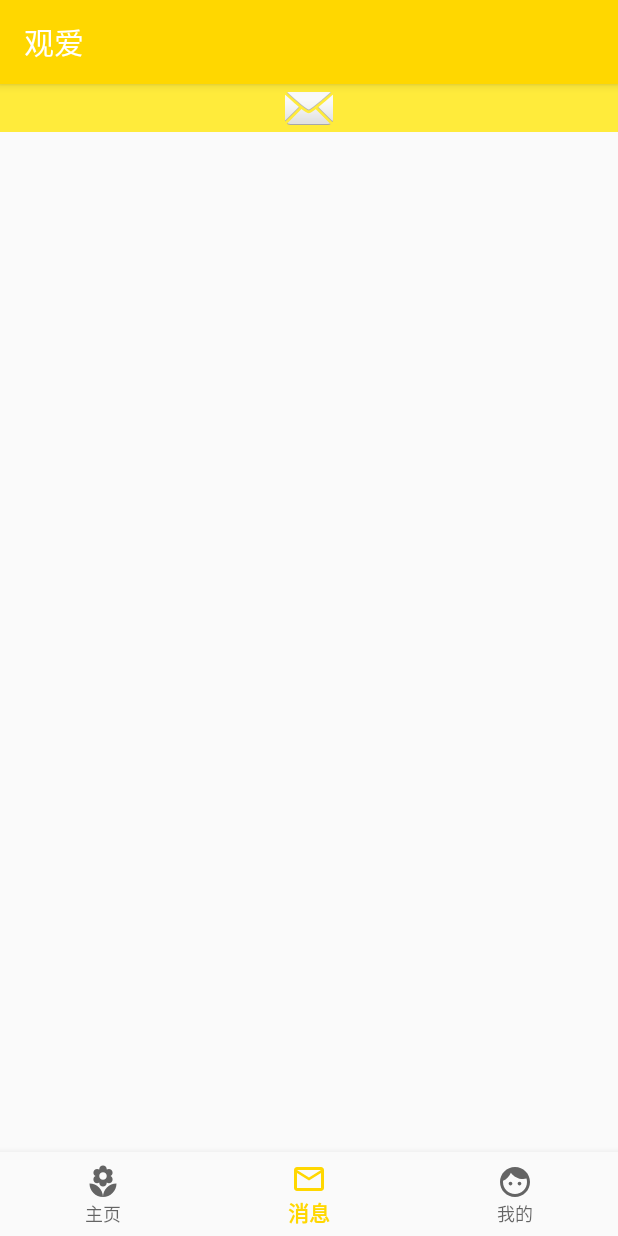
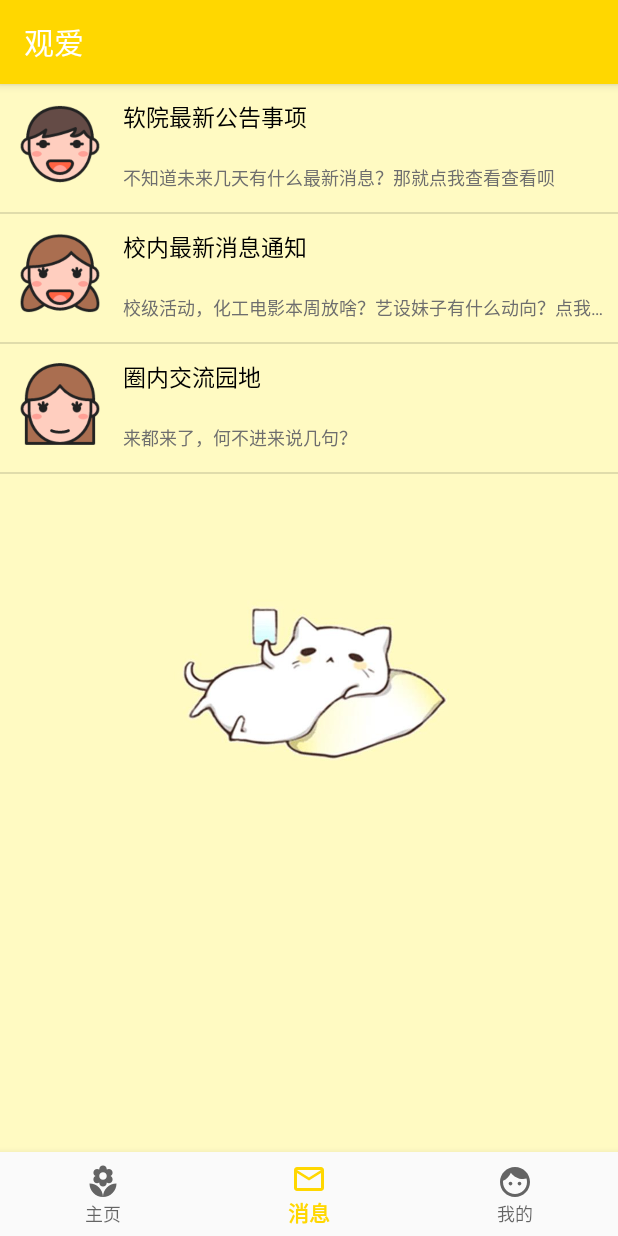
Before and after one commit to miasanm/LoveAndPeace, an Android app: the MainActivity screen opened directly, with no data from a screen before it, item 2 of the bottom bar chosen, on a phone screen of 412 x 824 dp. Run offline under Robolectric (Android 15) with nearby library versions, the phone set to English and light mode, and no system bars.

Commit message:
基本注册登录+fragment+消息列表

```diff
--- a/app/build.gradle
+++ b/app/build.gradle
@@ -26,6 +26,7 @@ dependencies {
     implementation 'com.android.support:support-annotations:28.0.0'
     implementation 'android.arch.lifecycle:extensions:1.1.1'
     implementation 'com.android.support:support-v4:28.0.0'
+    implementation 'com.android.support:recyclerview-v7:28.0.0'
     implementation 'com.google.android.gms:play-services-plus:16.0.0'
     testImplementation 'junit:junit:4.12'
     androidTestImplementation 'com.android.support.test:runner:1.0.2'
--- a/app/src/main/java/com/example/myapplication/Fragment/OneFragment.java
+++ b/app/src/main/java/com/example/myapplication/Fragment/OneFragment.java
@@ -1,6 +1,7 @@
 package com.example.myapplication.Fragment;
 
 import android.content.Context;
+import android.content.Intent;
 import android.net.Uri;
 import android.os.Bundle;
 import android.support.v4.app.Fragment;
@@ -8,10 +9,12 @@ import android.view.LayoutInflater;
 import android.view.View;
 import android.view.ViewGroup;
 import android.widget.Button;
+import android.widget.ImageView;
 import android.widget.TextView;
 import android.widget.Toast;
 
 import com.example.myapplication.R;
+import com.example.myapplication.ui.login.LoginActivity;
 
 
 public class OneFragment extends Fragment {
@@ -25,4 +28,21 @@ public class OneFragment extends Fragment {
     }
 
 
+    @Override
+    public void onActivityCreated(Bundle savedInstanceState) {
+        // TODO Auto-generated method stub
+        super.onActivityCreated(savedInstanceState);
+        ImageView imageView = (ImageView)getActivity().findViewById(R.id.image1);
+        imageView.setOnClickListener(new View.OnClickListener() {
+            @Override
+            public void onClick(View arg0) {
+                // TODO Auto-generated method stub
+                Toast.makeText(getActivity(), "success", Toast.LENGTH_LONG).show();
+                Intent intent = new Intent(getActivity(), LoginActivity.class);
+                startActivity(intent);
+            }
+        });
+    }
+
+
 }
--- a/app/src/main/java/com/example/myapplication/Fragment/TwoFragment.java
+++ b/app/src/main/java/com/example/myapplication/Fragment/TwoFragment.java
@@ -8,40 +8,75 @@ import android.support.v4.app.Fragment;
 import android.view.LayoutInflater;
 import android.view.View;
 import android.view.ViewGroup;
-import android.widget.Button;
-import android.widget.ImageView;
-import android.widget.Toast;
+import android.widget.AdapterView;
+import android.widget.ListView;
+import android.widget.SimpleAdapter;
 
 import com.example.myapplication.R;
-import com.example.myapplication.data.LoginDataSource;
-import com.example.myapplication.ui.login.LoginActivity;
+
+import java.util.ArrayList;
+import java.util.HashMap;
+import java.util.LinkedList;
+import java.util.List;
+import java.util.Map;
 
 
 public class TwoFragment extends Fragment {
 
+    private ListView lv;
+    private SimpleAdapter adapter;
+    private List<Map<String, Object>> list;
     @Override
     public View onCreateView(LayoutInflater inflater, ViewGroup container,
                              Bundle savedInstanceState) {
+        View view = inflater.inflate(R.layout.fragment_two, container, false);
+        lv = (ListView) view.findViewById(R.id.list_view);	//实例化
+        return view;
         // Inflate the layout for this fragment
-        return inflater.inflate(R.layout.fragment_two, container,false);
+        //return inflater.inflate(R.layout.fragment_two, container,false);
     }
 
     @Override
     public void onActivityCreated(Bundle savedInstanceState) {
-        // TODO Auto-generated method stub
         super.onActivityCreated(savedInstanceState);
-        ImageView imageView = (ImageView)getActivity().findViewById(R.id.image2);
-        imageView.setOnClickListener(new View.OnClickListener() {
-            @Override
-            public void onClick(View arg0) {
-                // TODO Auto-generated method stub
-                Toast.makeText(getActivity(), "success", Toast.LENGTH_LONG).show();
-                Intent intent = new Intent(getActivity(), LoginActivity.class);
-                startActivity(intent);
-            }
-        });
+        adapter = new SimpleAdapter(getActivity(), getData(), R.layout.listview,
+                new String[]{"img", "title", "body"},
+                new int[]{R.id.itemimg, R.id.itemtitle, R.id.itembody});      //配置适配器，并获取对应Item中的ID
+        lv.setAdapter(adapter);
+    }
+    //数据的获取@！
+    private List<? extends Map<String, ?>> getData() {
+        List<Map<String, Object>> list = new ArrayList<Map<String, Object>>();
+
+//将需要的值传入map中
+        Map<String, Object> map = new HashMap<String, Object>();
+        map.put("title", "软院最新公告事项");
+        map.put("body", "不知道未来几天有什么最新消息？那就点我查看查看呗");
+        map.put("img", R.drawable.boy);
+        list.add(map);
+
+        map = new HashMap<String, Object>();
+        map.put("title", "校内最新消息通知");
+        map.put("body", "校级活动，化工电影本周放啥？艺设妹子有什么动向？点我查看");
+        map.put("img", R.drawable.girl);
+        list.add(map);
+
+        map = new HashMap<String, Object>();
+        map.put("title", "圈内交流园地");
+        map.put("body", "来都来了，何不进来说几句？");
+        map.put("img", R.drawable.woman);
+        list.add(map);
+
+        return list;
+    }
+
+    @Override
+    public void onCreate(Bundle savedInstanceState){
+        super.onCreate(savedInstanceState);
+
     }
 
 
 
+
 }
--- a/app/src/main/java/com/example/myapplication/MainActivity.java
+++ b/app/src/main/java/com/example/myapplication/MainActivity.java
@@ -1,5 +1,6 @@
 package com.example.myapplication;
 
+import android.content.Intent;
 import android.os.Bundle;
 import android.support.design.widget.BottomNavigationView;
 
@@ -18,6 +19,7 @@ public class MainActivity extends AppCompatActivity {
 
     private BottomNavigationView.OnNavigationItemSelectedListener mOnNavigationItemSelectedListener
             = new BottomNavigationView.OnNavigationItemSelectedListener() {
+
 
      @Override
      public boolean onNavigationItemSelected(@NonNull MenuItem item) {
@@ -57,12 +59,10 @@ public class MainActivity extends AppCompatActivity {
 
     private FragmentTransaction transaction;
     private FragmentManager fragmentManager;
-
     // 设置默认进来是tab 显示的页面
     private void setDefaultFragment(){
         fragmentManager = getSupportFragmentManager();
         transaction = fragmentManager.beginTransaction();
-        transaction.replace(R.id.content,new OneFragment());
         transaction.commit();
     }
 
--- a/app/src/main/res/layout/activity_regist.xml
+++ b/app/src/main/res/layout/activity_regist.xml
@@ -4,14 +4,15 @@
     xmlns:tools="http://schemas.android.com/tools"
     android:layout_width="match_parent"
     android:layout_height="match_parent"
+    android:background="@drawable/regist"
     tools:context=".RegistActivity">
 
     <EditText
-        android:id="@+id/password"
+        android:id="@+id/password2"
         android:layout_width="0dp"
         android:layout_height="wrap_content"
         android:layout_marginStart="24dp"
-        android:layout_marginTop="48dp"
+        android:layout_marginTop="40dp"
         android:layout_marginEnd="24dp"
         android:autofillHints="@string/prompt_password"
         android:ems="10"
@@ -23,6 +24,24 @@
         app:layout_constraintHorizontal_bias="0.0"
         app:layout_constraintStart_toStartOf="parent"
         app:layout_constraintTop_toBottomOf="@+id/email" />
+
+    <EditText
+        android:id="@+id/password1"
+        android:layout_width="0dp"
+        android:layout_height="wrap_content"
+        android:layout_marginStart="24dp"
+        android:layout_marginTop="40dp"
+        android:layout_marginEnd="24dp"
+        android:autofillHints="@string/password_again"
+        android:ems="10"
+        android:hint="@string/password_again"
+        android:imeOptions="actionDone"
+        android:inputType="textPassword"
+        android:selectAllOnFocus="true"
+        app:layout_constraintEnd_toEndOf="parent"
+        app:layout_constraintHorizontal_bias="0.0"
+        app:layout_constraintStart_toStartOf="parent"
+        app:layout_constraintTop_toBottomOf="@+id/password2" />
 
     <EditText
         android:id="@+id/email"
@@ -47,12 +66,14 @@
         android:layout_width="wrap_content"
         android:layout_height="wrap_content"
         android:layout_marginStart="8dp"
-        android:layout_marginTop="76dp"
+        android:layout_marginTop="84dp"
         android:layout_marginEnd="8dp"
         android:enabled="true"
-        android:text="确认注册"
+        android:background="@color/colorAccent"
+        android:text="@string/regist"
         app:layout_constraintEnd_toEndOf="parent"
+        app:layout_constraintHorizontal_bias="0.498"
         app:layout_constraintStart_toStartOf="parent"
-        app:layout_constraintTop_toBottomOf="@+id/password" />
+        app:layout_constraintTop_toBottomOf="@+id/password1" />
 
 </android.support.constraint.ConstraintLayout>
--- a/app/src/main/res/layout/fragment_two.xml
+++ b/app/src/main/res/layout/fragment_two.xml
@@ -3,6 +3,7 @@
     xmlns:app="http://schemas.android.com/apk/res-auto"
     xmlns:tools="http://schemas.android.com/tools"
     android:id="@+id/fragment2"
+    android:background="@drawable/message"
     android:layout_width="match_parent"
     android:layout_height="match_parent"
     tools:context=".Fragment.OneFragment">
@@ -21,25 +22,18 @@
             android:layout_height="match_parent"
             android:orientation="vertical">
 
-            <ImageView
-                android:contentDescription="@string/app_name"
-                android:id="@+id/image2"
-                android:layout_width="match_parent"
-                android:layout_height="wrap_content"
-                android:background="#FFEB3B"
-                android:src="@android:drawable/ic_dialog_email" />
-
-            <android.support.v7.widget.RecyclerView
+            <ListView
+                android:id="@+id/list_view"
                 android:layout_width="match_parent"
                 android:layout_height="match_parent" />
-
+            <TextView
+                android:id="@+id/text_view"
+                android:layout_width="wrap_content"
+                android:layout_height="wrap_content"
+                android:layout_marginTop="20dp"
+                android:layout_marginLeft="10dp"
+                android:textSize="18sp"/>
         </LinearLayout>
-
-        <android.support.v4.view.ViewPager
-            android:id="@+id/viewpager_launch"
-            android:layout_width="match_parent"
-            android:layout_height="match_parent">
-        </android.support.v4.view.ViewPager>
 
         <android.support.design.widget.BottomNavigationView
             android:id="@+id/navigation_launch"
--- /dev/null
+++ b/app/src/main/res/layout/listview.xml
@@ -0,0 +1,57 @@
+<?xml version="1.0" encoding="utf-8"?>
+
+<LinearLayout xmlns:android="http://schemas.android.com/apk/res/android"
+    android:orientation="vertical"
+    android:layout_width="match_parent"
+    android:layout_height="match_parent">
+
+    <LinearLayout
+        android:layout_width="fill_parent"
+        android:layout_height="85dp"
+        android:orientation="horizontal">
+
+        <ImageView
+            android:id="@+id/itemimg"
+            android:layout_width="60dp"
+            android:layout_height="60dp"
+            android:layout_margin="10dp" />
+
+        <LinearLayout
+            android:layout_width="0dp"
+            android:layout_height="wrap_content"
+            android:layout_weight="1"
+            android:orientation="vertical">
+
+            <LinearLayout
+                android:layout_width="wrap_content"
+                android:layout_height="wrap_content"
+                android:layout_marginTop="10dp">
+
+                <TextView
+                    android:id="@+id/itemtitle"
+                    android:layout_width="wrap_content"
+                    android:layout_height="wrap_content"
+                    android:layout_marginLeft="2dp"
+                    android:text="新鲜事"
+                    android:textColor="#000000"
+                    android:textSize="15dp" />
+            </LinearLayout>
+
+            <LinearLayout
+                android:layout_width="fill_parent"
+                android:layout_height="wrap_content">
+
+                <TextView
+                    android:id="@+id/itembody"
+                    android:layout_width="wrap_content"
+                    android:layout_height="wrap_content"
+                    android:layout_marginLeft="2dp"
+                    android:layout_marginTop="20dp"
+                    android:singleLine="true"
+                    android:text="《叶问3》云大强势上映"
+                    android:textColor="#6e6e6e"
+                    android:textSize="12dp" />
+            </LinearLayout>
+        </LinearLayout>
+    </LinearLayout>
+</LinearLayout>
--- a/app/src/main/res/values/colors.xml
+++ b/app/src/main/res/values/colors.xml
@@ -2,5 +2,6 @@
 <resources>
     <color name="colorPrimary">#FFD700</color>
     <color name="colorPrimaryDark">#00574B</color>
-    <color name="colorAccent">#D81B60</color>
+    <color name="colorAccent">#afb4db</color>
+    <color name="colormessage">#ffce7b</color>
 </resources>
--- a/app/src/main/res/values/strings.xml
+++ b/app/src/main/res/values/strings.xml
@@ -6,12 +6,15 @@
     <string name="title_activity_login">观爱</string>
     <string name="prompt_email">Email</string>
     <string name="prompt_password">密码</string>
+    <string name="password_again">确认密码</string>
     <string name="action_sign_in">登陆</string>
     <string name="action_sign_in_short">登陆</string>
+    <string name="regist">确认注册</string>
     <string name="welcome">"Welcome !"</string>
     <string name="invalid_username">用户名错误</string>
     <string name="invalid_password">密码须大于五个字符</string>
     <string name="login_failed">"登陆失败！"</string>
+    <string name="name">爱护动物人人有责</string>
 
     <!-- TODO: Remove or change this placeholder text -->
     <string name="hello_blank_fragment">Hello blank fragment</string>
```
Also changed, not shown: app/src/main/res/drawable/boy.png (added), app/src/main/res/drawable/girl.png (added), app/src/main/res/drawable/iv.PNG (added), app/src/main/res/drawable/message.jpg (added), app/src/main/res/drawable/regist.jpg (added), app/src/main/res/drawable/woman.png (added).
